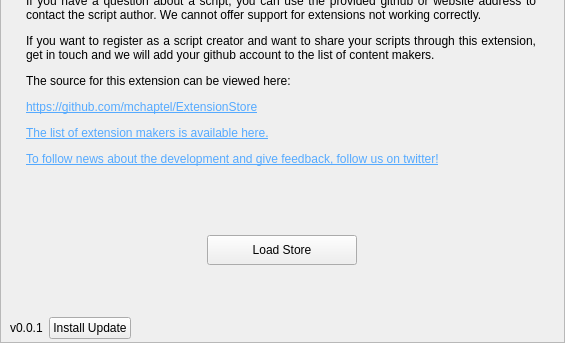
Before: the Qt Designer form packages/ExtensionStore/store.ui in mchaptel/ExtensionStore, drawn with Qt 5; both pictures show x 0 to 565 and y 700 to 1043 of the 565 by 1043 pixel window.
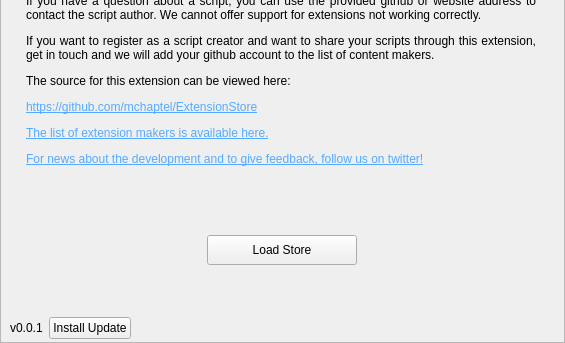
After: the same form once the commit is applied.

```diff
--- a/packages/ExtensionStore/store.ui
+++ b/packages/ExtensionStore/store.ui
@@ -716,7 +716,7 @@
                <bool>false</bool>
               </property>
               <property name="text">
-               <string>&lt;html&gt;&lt;head/&gt;&lt;body&gt;&lt;p&gt;This extension store is made available for free by entusiast script makers and users and is not endorsed or curated by Toonboom. Use the extensions available for download on this store at your own risk.&lt;/p&gt;&lt;p&gt;The extensions available on this store are open source and sourced from checked github accounts. Make sure you read the source code and understand it before you install any extension.&lt;/p&gt;&lt;p&gt;If you have a question about a script, you can use the provided github or website address to contact the script author. We cannot offer support for extensions not working correctly.&lt;/p&gt;&lt;p&gt;If you want to register as a script creator and want to share your scripts through this extension, get in touch and we will add your github account to the list of content makers.&lt;/p&gt;&lt;p&gt;The source for this extension can be viewed here: &lt;/p&gt;&lt;p&gt;&lt;a href=&quot;https://github.com/mchaptel/ExtensionStore/tree/master/packages/ExtensionStore&quot;&gt;&lt;span style=&quot; text-decoration: underline; color:#55aaff;&quot;&gt;https://github.com/mchaptel/ExtensionStore&lt;/span&gt;&lt;/a&gt;&lt;/p&gt;&lt;p&gt;&lt;a href=&quot;https://github.com/mchaptel/ExtensionStore/blob/master/SELLERSLIST&quot;&gt;&lt;span style=&quot; text-decoration: underline; color:#55aaff;&quot;&gt;The list of extension makers is available here.&lt;/span&gt;&lt;/a&gt;&lt;/p&gt;&lt;p&gt;&lt;a href=&quot;https://twitter.com/mathieuchaptel&quot;&gt;&lt;span style=&quot; text-decoration: underline; color:#55aaff;&quot;&gt;To follow news about the development and give feedback, follow us on twitter!&lt;/span&gt;&lt;/a&gt;&lt;/p&gt;&lt;/body&gt;&lt;/html&gt;</string>
+               <string>&lt;html&gt;&lt;head/&gt;&lt;body&gt;&lt;p&gt;This extension store is made available for free by entusiast script makers and users and is not endorsed or curated by Toonboom. Use the extensions available for download on this store at your own risk.&lt;/p&gt;&lt;p&gt;The extensions available on this store are open source and sourced from checked github accounts. Make sure you read the source code and understand it before you install any extension.&lt;/p&gt;&lt;p&gt;If you have a question about a script, you can use the provided github or website address to contact the script author. We cannot offer support for extensions not working correctly.&lt;/p&gt;&lt;p&gt;If you want to register as a script creator and want to share your scripts through this extension, get in touch and we will add your github account to the list of content makers.&lt;/p&gt;&lt;p&gt;The source for this extension can be viewed here: &lt;/p&gt;&lt;p&gt;&lt;a href=&quot;https://github.com/mchaptel/ExtensionStore/tree/master/packages/ExtensionStore&quot;&gt;&lt;span style=&quot; text-decoration: underline; color:#55aaff;&quot;&gt;https://github.com/mchaptel/ExtensionStore&lt;/span&gt;&lt;/a&gt;&lt;/p&gt;&lt;p&gt;&lt;a href=&quot;https://github.com/mchaptel/ExtensionStore/blob/master/SELLERSLIST&quot;&gt;&lt;span style=&quot; text-decoration: underline; color:#55aaff;&quot;&gt;The list of extension makers is available here.&lt;/span&gt;&lt;/a&gt;&lt;/p&gt;&lt;p&gt;&lt;a href=&quot;https://twitter.com/mathieuchaptel&quot;&gt;&lt;span style=&quot; text-decoration: underline; color:#55aaff;&quot;&gt;For news about the development and to give feedback, follow us on twitter!&lt;/span&gt;&lt;/a&gt;&lt;/p&gt;&lt;/body&gt;&lt;/html&gt;</string>
               </property>
               <property name="textFormat">
                <enum>Qt::AutoText</enum>
```
Left out of the diff: 2 changed lines with no effect on the pictures.
